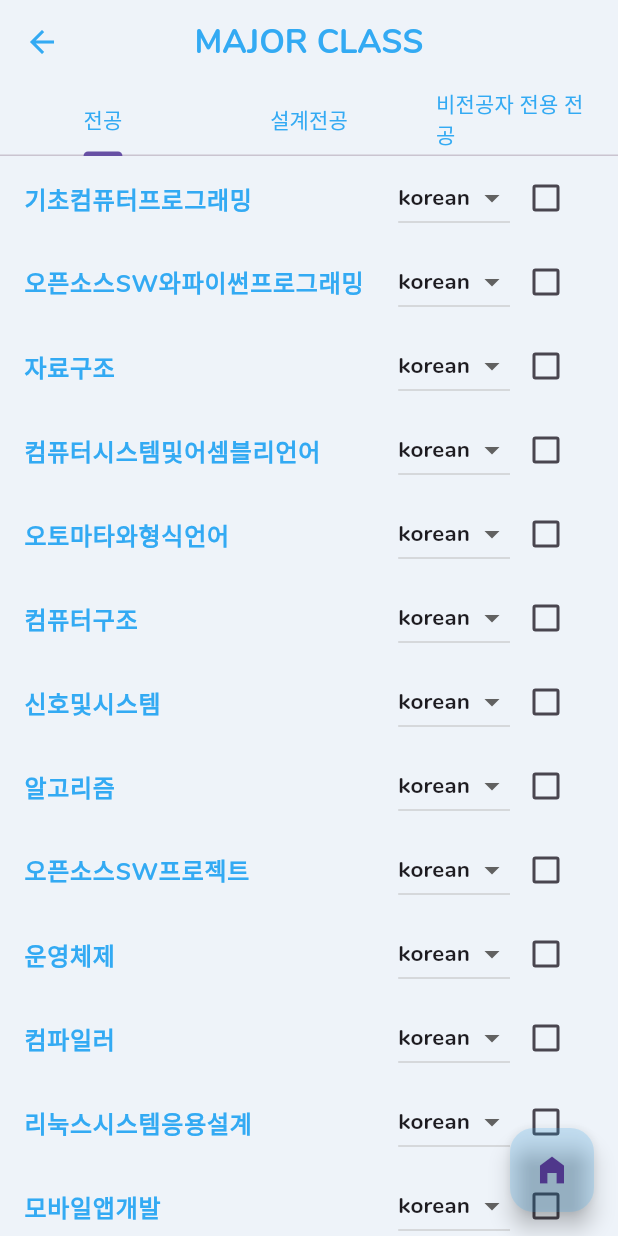
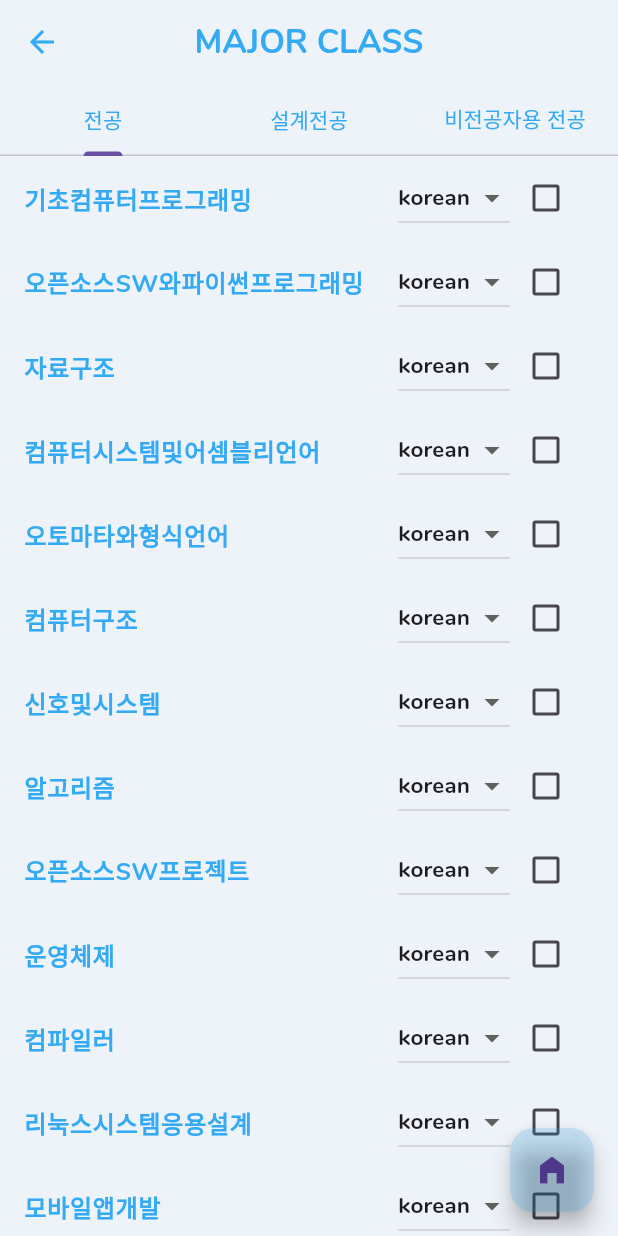
Before and after one commit to CAU-Mobile-Team4/causw_graduate, a Flutter app: the MajorClass screen opened directly, on a phone screen of 412 x 824 dp. Run offline on Flutter 3.47's test engine with Material 3 defaults, Android fonts, the light colour scheme and no system bars; our stand-ins replace flutter_speed_dial, shared_preferences, table_calendar; accounts and stored records are empty.

Commit message:
fix: 3번째 탭 버그 수정

```diff
--- a/lib/GraduateUI/MajorClassSelection.dart
+++ b/lib/GraduateUI/MajorClassSelection.dart
@@ -22,7 +22,7 @@ class _MajorClassState extends State<MajorClass> {
     final subjects = Provider.of<Subjects>(context);
 
     return DefaultTabController(
-      length: 2,
+      length: 3,
       child: Scaffold(
         backgroundColor: AppColor.background,
         appBar: AppBar(
@@ -56,7 +56,7 @@ class _MajorClassState extends State<MajorClass> {
                   )),
               Tab(
                   child: Text(
-                    "비전공자 전용 전공",
+                    "비전공자용 전공",
                     style: TextStyle(color: AppColor.main),
                   )),
             ],
```
